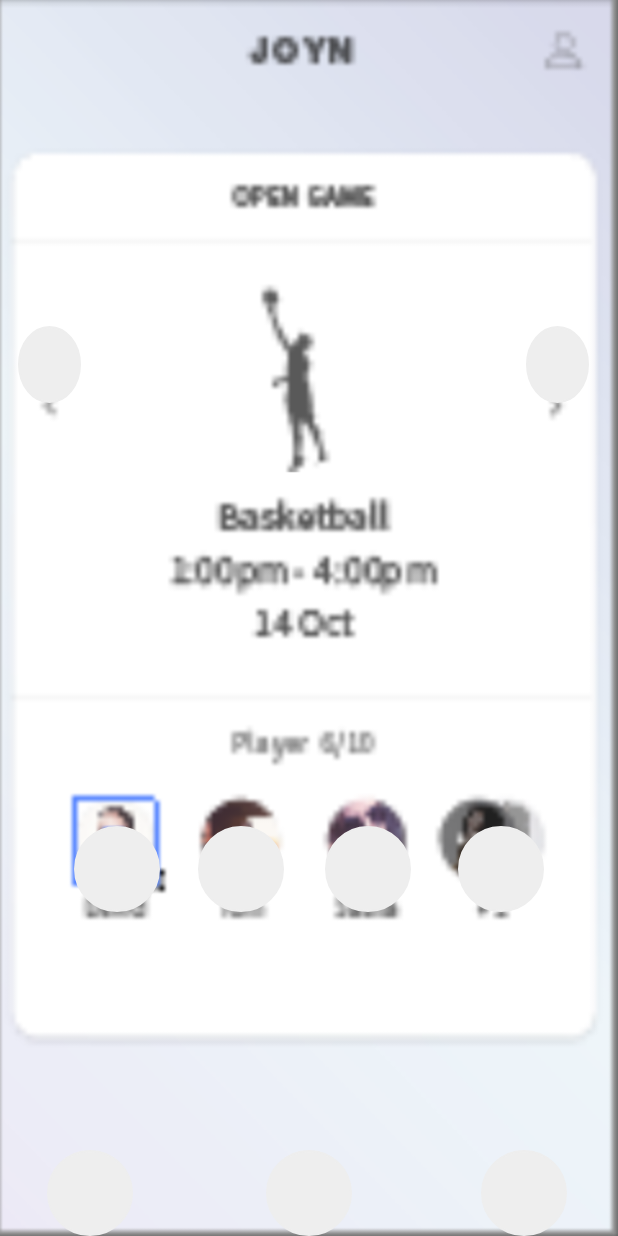
After one commit to jkimpro/SJSU_Joyn, an Android app: the SelectRoomActivity screen opened directly, with no data from a screen before it, on a phone screen of 412 x 824 dp. The commit adds this screen. Run offline under Robolectric (Android 15) with nearby library versions, the phone set to English and light mode, and no system bars; Roboto replaces fonts that are not available here.

Commit message:
added sort of xml files

```diff
--- a/client/app/src/main/AndroidManifest.xml
+++ b/client/app/src/main/AndroidManifest.xml
@@ -12,7 +12,25 @@
         android:theme="@style/AppTheme">
 
 
+
         <activity android:name=".MainActivity">
+            <intent-filter>
+                <action android:name="android.intent.action.MAIN" />
+
+                <category android:name="android.intent.category.LAUNCHER" />
+            </intent-filter>
+        </activity>
+
+        <activity android:name=".SelectRoomActivity">
+            <intent-filter>
+                <action android:name="android.intent.action.MAIN" />
+
+                <category android:name="android.intent.category.LAUNCHER" />
+            </intent-filter>
+        </activity>
+
+
+        <activity android:name=".SelectSportsActivity">
             <intent-filter>
                 <action android:name="android.intent.action.MAIN" />
 
@@ -28,14 +46,6 @@
             </intent-filter>
         </activity>
 
-        <activity android:name=".SelectSportsActivity">
-            <intent-filter>
-                <action android:name="android.intent.action.MAIN" />
-
-                <category android:name="android.intent.category.LAUNCHER" />
-            </intent-filter>
-        </activity>
-
 
         <meta-data
             android:name="preloaded_fonts"
--- a/client/app/src/main/java/com/example/junhyuk/sjsu_client/MainActivity.java
+++ b/client/app/src/main/java/com/example/junhyuk/sjsu_client/MainActivity.java
@@ -71,7 +71,8 @@ public class MainActivity extends AppCompatActivity {
                 Display.class.getMethod("getRealSize", Point.class).invoke(d, realSize);
                 mWidthPixels = realSize.x;
                 mHeightPixels = realSize.y;
-            } catch (Exception ignored) {
+            }
+            catch (Exception ignored) {
             }
 
         btnLogin = (Button) findViewById(R.id.loginBtn);
--- /dev/null
+++ b/client/app/src/main/java/com/example/junhyuk/sjsu_client/SelectRoomActivity.java
@@ -0,0 +1,17 @@
+package com.example.junhyuk.sjsu_client;
+
+import android.os.Bundle;
+import android.support.v7.app.AppCompatActivity;
+
+public class SelectRoomActivity extends AppCompatActivity {
+
+
+    @Override
+    protected void onCreate(Bundle savedInstanceState) {
+
+        super.onCreate(savedInstanceState);
+        setContentView(R.layout.activity_selectroom);
+
+
+    }
+}
--- /dev/null
+++ b/client/app/src/main/res/drawable/button_bg_round.xml
@@ -0,0 +1,10 @@
+<?xml version="1.0" encoding="utf-8"?>
+<selector xmlns:android="http://schemas.android.com/apk/res/android">
+    <item>
+        <shape android:shape="oval">
+            <stroke android:color="#EEEEEE" android:width="1dp" />
+            <solid android:color="#EEEEEE"/>
+            <size android:width="150dp" android:height="150dp"/>
+        </shape>
+    </item>
+</selector>
--- /dev/null
+++ b/client/app/src/main/res/layout/activity_selectroom.xml
@@ -0,0 +1,137 @@
+<?xml version="1.0" encoding="utf-8"?>
+
+<RelativeLayout xmlns:android="http://schemas.android.com/apk/res/android"
+    android:layout_width="match_parent"
+    android:layout_height="match_parent"
+    android:background="@drawable/activity_selectroom">
+
+
+
+        <ImageButton
+            android:id="@+id/push_button1"
+            android:layout_width="57dp"
+            android:layout_height="57dp"
+            android:layout_alignParentBottom="true"
+            android:layout_alignParentStart="true"
+            android:layout_marginBottom="216dp"
+
+            android:layout_marginStart="49dp"
+            android:background="@drawable/button_bg_round"
+            android:padding="15px"
+            android:text="" />
+
+        <ImageButton
+            android:id="@+id/push_button2"
+            android:layout_width="57dp"
+            android:layout_height="57dp"
+
+            android:layout_alignParentStart="true"
+            android:layout_alignTop="@+id/push_button1"
+            android:layout_marginStart="132dp"
+            android:background="@drawable/button_bg_round"
+            android:padding="15px"
+            android:text=""/>
+
+        <ImageButton
+            android:id="@+id/push_button4"
+            android:layout_width="57dp"
+            android:layout_height="57dp"
+            android:layout_alignParentEnd="true"
+            android:layout_alignTop="@+id/push_button1"
+            android:layout_marginEnd="49dp"
+            android:background="@drawable/button_bg_round"
+            android:padding="15px"
+            android:text="" />
+
+        <ImageButton
+            android:id="@+id/push_button"
+            android:layout_width="57dp"
+            android:layout_height="57dp"
+
+            android:layout_alignParentEnd="true"
+            android:layout_alignTop="@+id/push_button1"
+            android:layout_marginEnd="138dp"
+            android:background="@drawable/button_bg_round"
+            android:padding="15px"
+            android:text="" />
+        <!--
+        <TextView
+            android:id="@+id/appName"
+            android:layout_width="114dp"
+            android:layout_height="wrap_content"
+            android:layout_alignParentTop="true"
+            android:layout_centerHorizontal="true"
+            android:layout_marginTop="70px"
+            android:text="TextView" />
+
+        <TextView
+            android:id="@+id/options"
+            android:layout_width="114dp"
+            android:layout_height="wrap_content"
+            android:layout_alignParentTop="true"
+            android:layout_centerHorizontal="true"
+            android:layout_marginTop="109dp"
+            android:text="TextView" />
+
+        -->
+
+    <ImageButton
+        android:id="@+id/leftButton"
+        android:layout_width="42dp"
+        android:layout_height="51dp"
+
+        android:layout_alignParentStart="true"
+        android:layout_alignParentTop="true"
+        android:layout_marginStart="12dp"
+        android:layout_marginTop="217dp"
+        android:background="@drawable/button_bg_round"
+        android:padding="15px"
+        android:text="" />
+    <ImageButton
+        android:id="@+id/rightButton"
+        android:layout_width="42dp"
+        android:layout_height="51dp"
+
+        android:layout_alignParentEnd="true"
+        android:layout_alignTop="@+id/leftButton"
+        android:layout_marginEnd="19dp"
+        android:background="@drawable/button_bg_round"
+        android:padding="15px"
+        android:text="" />
+
+    <ImageButton
+        android:id="@+id/push_button3"
+        android:layout_width="57dp"
+        android:layout_height="57dp"
+
+        android:layout_alignParentBottom="true"
+        android:layout_alignParentStart="true"
+        android:layout_marginStart="31dp"
+        android:background="@drawable/button_bg_round"
+        android:padding="15px"
+        android:text="" />
+
+    <ImageButton
+        android:id="@+id/push_button5"
+        android:layout_width="57dp"
+        android:layout_height="57dp"
+
+        android:layout_alignParentBottom="true"
+        android:layout_alignParentEnd="true"
+        android:layout_marginEnd="34dp"
+        android:background="@drawable/button_bg_round"
+        android:padding="15px"
+        android:text="" />
+
+    <ImageButton
+        android:id="@+id/push_button6"
+        android:layout_width="57dp"
+        android:layout_height="57dp"
+
+        android:layout_alignParentBottom="true"
+        android:layout_centerHorizontal="true"
+        android:background="@drawable/button_bg_round"
+        android:padding="15px"
+        android:text="" />
+
+</RelativeLayout>
```
Also changed, not shown: client/app/src/main/java/com/example/junhyuk/sjsu_client/SelectSportsActivity.java (+8 -0 lines), client/app/src/main/res/drawable/activity_selectroom.png (added).
